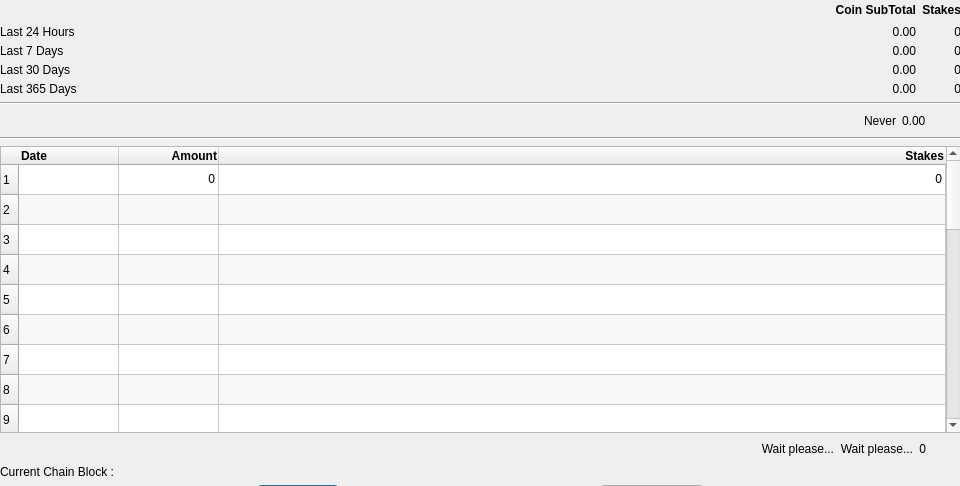
Qt form src/qt/forms/stakereportdialog.ui (duality-solutions/Sequence) before a commit.
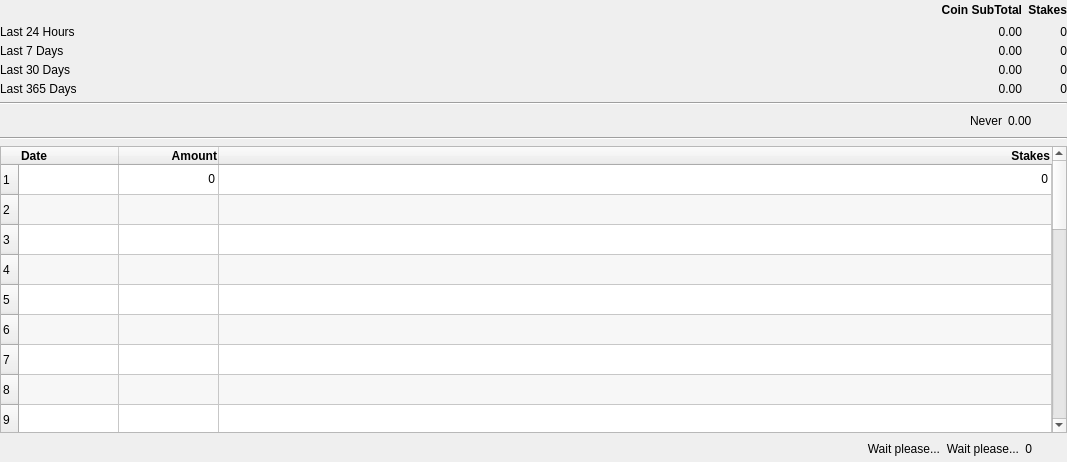
The same form after that commit.

What changed in the file:
```diff
--- a/src/qt/forms/stakereportdialog.ui
+++ b/src/qt/forms/stakereportdialog.ui
@@ -6,8 +6,8 @@
    <rect>
     <x>0</x>
     <y>0</y>
-    <width>960</width>
-    <height>486</height>
+    <width>1067</width>
+    <height>462</height>
    </rect>
   </property>
   <property name="minimumSize">
@@ -33,10 +33,16 @@
     <rect>
      <x>0</x>
      <y>0</y>
-     <width>961</width>
+     <width>1067</width>
      <height>507</height>
     </rect>
    </property>
+   <property name="sizePolicy">
+    <sizepolicy hsizetype="Minimum" vsizetype="Minimum">
+     <horstretch>0</horstretch>
+     <verstretch>0</verstretch>
+    </sizepolicy>
+   </property>
    <layout class="QVBoxLayout" name="verticalLayout">
     <item>
      <layout class="QGridLayout" name="gridLayout" columnstretch="3,0,0">
```
